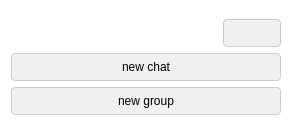
KorvinThePoet/A2A, file client/users/ui_files/ChatOrGroup.ui: the form before one commit.
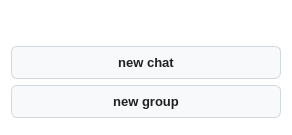
The form after the commit. Icons and pictures are not drawn.

```diff
--- a/client/users/ui_files/ChatOrGroup.ui
+++ b/client/users/ui_files/ChatOrGroup.ui
@@ -14,22 +14,41 @@
    <string>Form</string>
   </property>
   <property name="styleSheet">
-   <string notr="true">QWidget#popupCard {
-    background-color: white;
-    border-radius: 8px;
+   <string notr="true">/* Фон и закругление самой карточки */
+QWidget#popupCard {
+    background-color: #ffffff;
+    border-radius: 10px;
 }
+
+/* Основные кнопки выбора (new chat, new group) */
 QWidget#popupCard QPushButton {
-    background-color: #f0f0f0;
-    color: black;
-    border: 1px solid #cccccc;
-    padding: 6px 12px;
-    border-radius: 4px;
+    background-color: #f8f9fa;
+    color: #212121;
+    border: 1px solid #cfd8dc;
+    padding: 8px 16px;
+    border-radius: 6px;
+    font-size: 13px;
+    font-weight: bold;
 }
+
 QWidget#popupCard QPushButton:hover {
     background-color: #e0e0e0;
 }
+
 QWidget#popupCard QPushButton:pressed {
-    background-color: #d0d0d0;
+    background-color: #bbdefb;
+}
+
+/* Аккуратная кнопка закрытия (крестик) */
+QWidget#popupCard QPushButton#close_btn {
+    background-color: transparent;
+    border: none;
+    border-radius: 4px;
+    padding: 4px;
+}
+
+QWidget#popupCard QPushButton#close_btn:hover {
+    background-color: #ffebee;
 }
 </string>
   </property>
```
Left out of the diff: 4 changed lines with no effect on the pictures.
